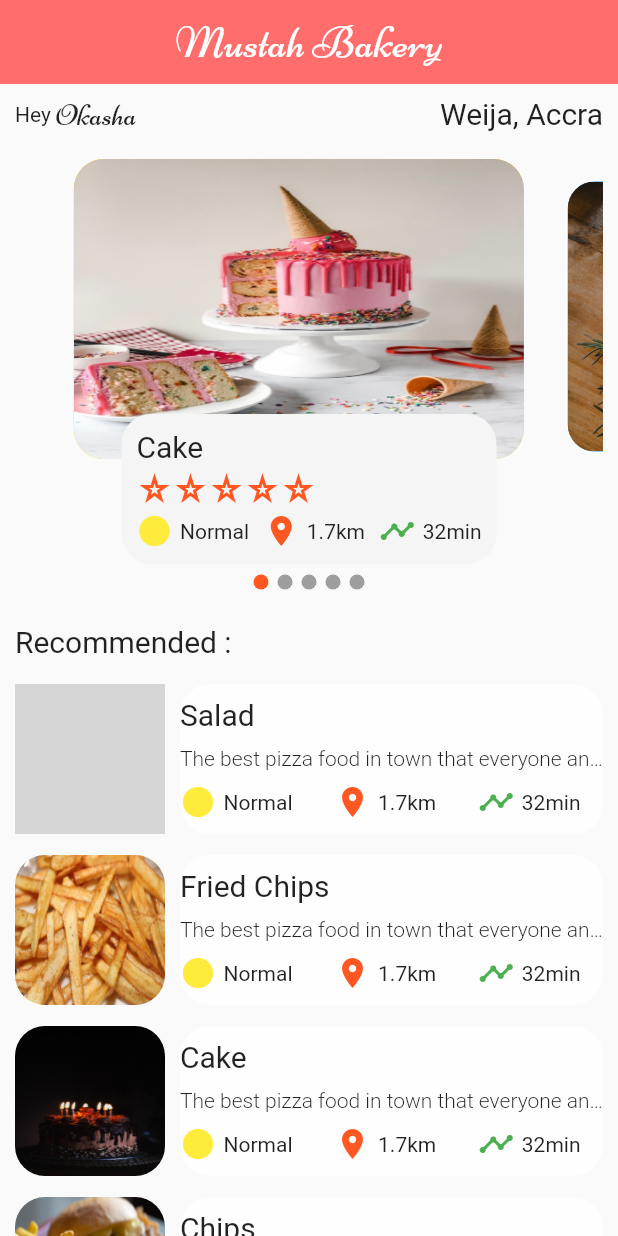
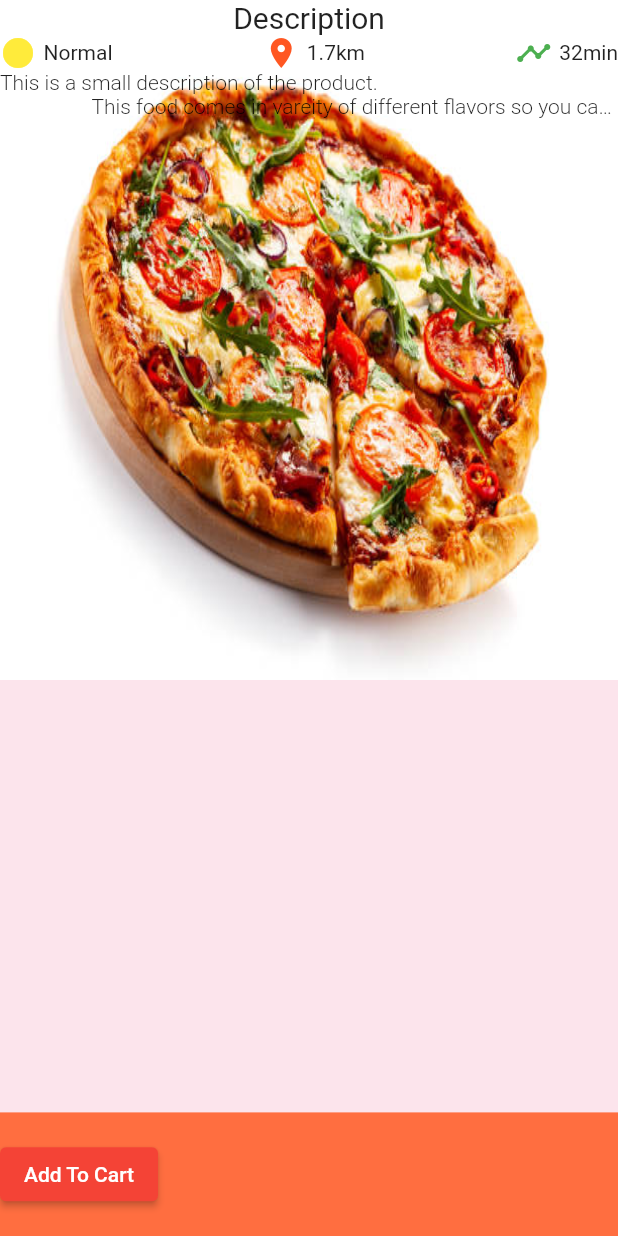
Before and after one commit to okasha1/mustah_bakery, a Flutter app: the screen it shows after launch, on a phone screen of 412 x 824 dp. Run offline on Flutter 3.47's test engine with Material 2 defaults, Android fonts, the phone set to English and light mode, and no system bars; drawn by our look-alikes of card_swiper; our stand-ins replace get; grey boxes are pictures that could not be loaded.

Commit message:
initial commit

```diff
--- a/lib/main.dart
+++ b/lib/main.dart
@@ -1,5 +1,6 @@
 import 'package:flutter/material.dart';
 import 'package:mustah_bakery/data/helper/dependencies.dart' as dep;
+import 'package:mustah_bakery/screens/detail.dart';
 import 'package:mustah_bakery/screens/homepage.dart';
 import 'package:mustah_bakery/screens/login.dart';
 import 'package:mustah_bakery/screens/signup.dart';
@@ -12,7 +13,7 @@ void main() async {
     theme: ThemeData(primarySwatch: Colors.red),
     home: Scaffold(
       backgroundColor: Colors.red[400],
-      body: const SafeArea(child: HomeScreen()),
+      body: const ProductDetail(),
     ),
     routes: {
       '/login': (context) => const LoginScreen(),
--- /dev/null
+++ b/lib/screens/detail.dart
@@ -0,0 +1,96 @@
+import 'package:flutter/material.dart';
+import 'package:mustah_bakery/widgets/black_text.dart';
+import 'package:mustah_bakery/widgets/small_text.dart';
+
+class ProductDetail extends StatefulWidget {
+  const ProductDetail({super.key});
+
+  @override
+  State<ProductDetail> createState() => _ProductDetailState();
+}
+
+class _ProductDetailState extends State<ProductDetail> {
+  @override
+  Widget build(BuildContext context) {
+    Size size = MediaQuery.of(context).size;
+    return Scaffold(
+      backgroundColor: Colors.pink[50],
+      bottomNavigationBar: Container(
+          height: size.height * 0.1,
+          width: double.maxFinite,
+          color: Colors.deepOrangeAccent,
+          child: Row(
+            children: [
+              ElevatedButton(
+                onPressed: () {},
+                child: const Text('Add To Cart'),
+              )
+            ],
+          )),
+      body: Stack(children: [
+        Container(
+          height: size.height * 0.55,
+          width: double.infinity,
+          decoration: const BoxDecoration(
+              image: DecorationImage(
+                  image: AssetImage('assets/images/pizza.jpg'),
+                  fit: BoxFit.fill)),
+        ),
+        Container(
+          height: size.height * 0.5,
+          width: double.infinity,
+          alignment: Alignment.bottomCenter,
+          decoration: BoxDecoration(borderRadius: BorderRadius.circular(20)),
+          child: const Column(children: [
+            BlackText(text: 'Description'),
+            Row(
+              mainAxisAlignment: MainAxisAlignment.spaceBetween,
+              children: [
+                Row(
+                  children: [
+                    Icon(
+                      Icons.circle,
+                      color: Colors.yellow,
+                    ),
+                    SizedBox(
+                      width: 5,
+                    ),
+                    Text('Normal')
+                  ],
+                ),
+                Row(
+                  children: [
+                    Icon(
+                      Icons.location_on,
+                      color: Colors.deepOrange,
+                    ),
+                    SizedBox(
+                      width: 5,
+                    ),
+                    Text('1.7km')
+                  ],
+                ),
+                Row(
+                  children: [
+                    Icon(
+                      Icons.timeline,
+                      color: Colors.green,
+                    ),
+                    SizedBox(
+                      width: 5,
+                    ),
+                    Text('32min')
+                  ],
+                )
+              ],
+            ),
+            SmallText(
+              text: '''This is a small description of the product.
+                  This food comes in vareity of different flavors so you can from many menus.''',
+            )
+          ]),
+        )
+      ]),
+    );
+  }
+}
```
Also changed, not shown: 1 other file.
